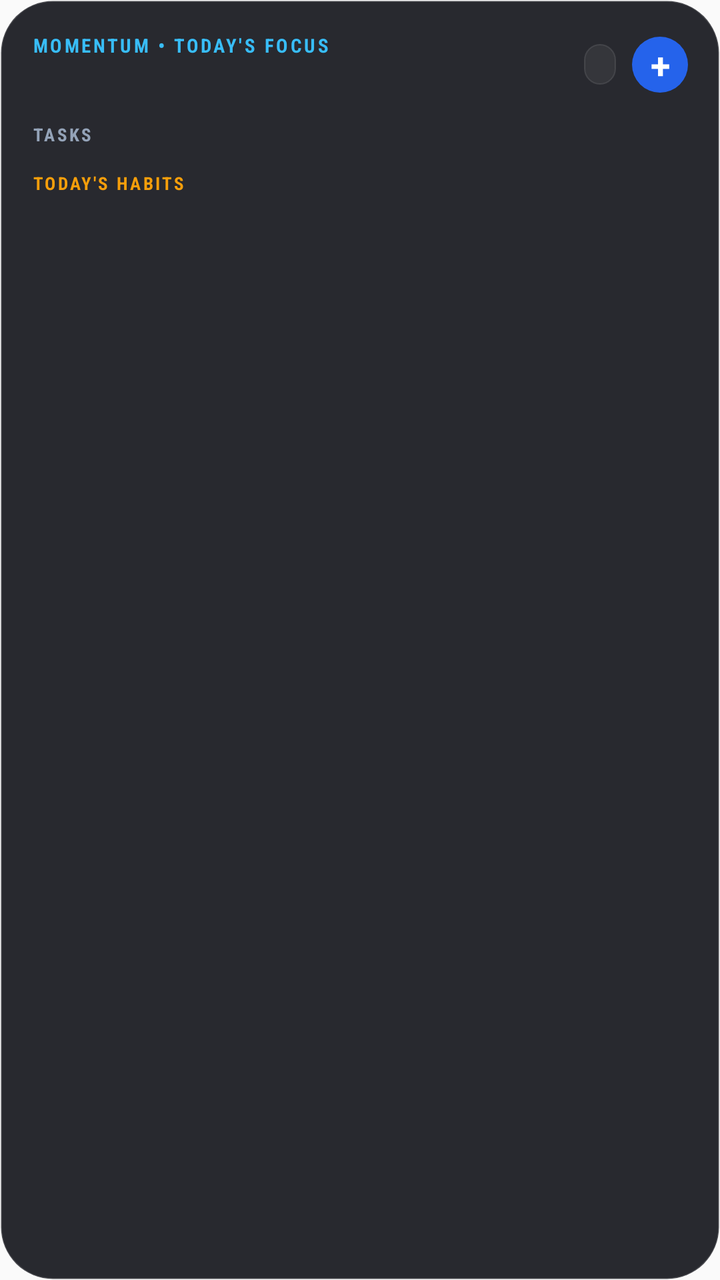
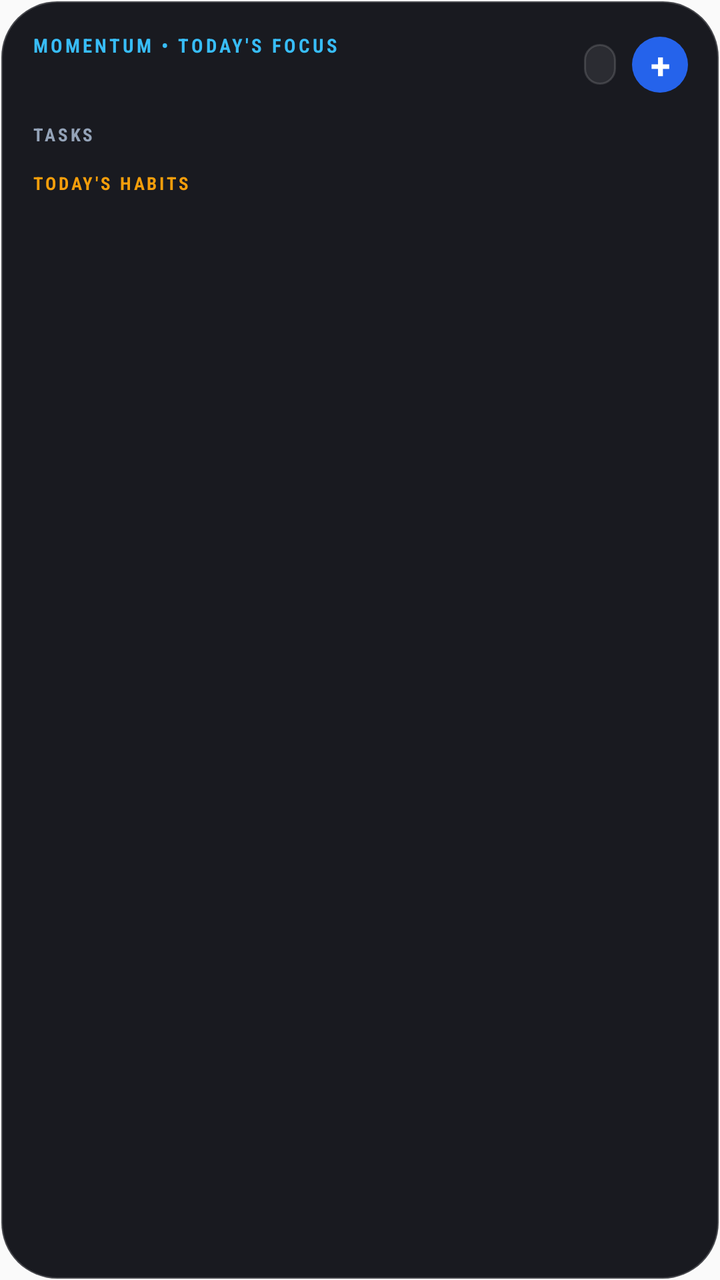

An Android layout rendered at two revisions. The XML below is the earlier revision; the diff shows what the commit changed to produce the second picture.
<!-- AndroidManifest.xml: application theme AppTheme -->
<!-- res/layout/widget_today.xml -->
<?xml version="1.0" encoding="utf-8"?>
<LinearLayout xmlns:android="http://schemas.android.com/apk/res/android"
    android:id="@+id/widget_root"
    android:layout_width="match_parent"
    android:layout_height="match_parent"
    android:background="@drawable/widget_background"
    android:orientation="vertical"
    android:padding="16dp">

    
    <RelativeLayout
        android:layout_width="match_parent"
        android:layout_height="wrap_content"
        android:layout_marginBottom="8dp">

        <LinearLayout
            android:layout_width="wrap_content"
            android:layout_height="wrap_content"
            android:layout_alignParentStart="true"
            android:layout_centerVertical="true"
            android:orientation="vertical">

            <TextView
                android:id="@+id/widget_header_title"
                android:layout_width="wrap_content"
                android:layout_height="wrap_content"
                android:text="MOMENTUM • TODAY'S FOCUS"
                android:fontFamily="sans-serif-condensed"
                android:textColor="#38BDF8"
                android:textSize="9.5sp"
                android:textStyle="bold"
                android:letterSpacing="0.12" />

            <TextView
                android:id="@+id/widget_header_date"
                android:layout_width="wrap_content"
                android:layout_height="wrap_content"
                android:layout_marginTop="1dp"
                android:textColor="#FFFFFF"
                android:textSize="14sp"
                android:fontFamily="sans-serif-black" />
        </LinearLayout>

        <LinearLayout
            android:layout_width="wrap_content"
            android:layout_height="wrap_content"
            android:layout_alignParentEnd="true"
            android:layout_centerVertical="true"
            android:gravity="center_vertical"
            android:orientation="horizontal">

            <TextView
                android:id="@+id/widget_count_badge"
                android:layout_width="wrap_content"
                android:layout_height="wrap_content"
                android:layout_marginEnd="8dp"
                android:background="@drawable/widget_item_bg"
                android:paddingStart="8dp"
                android:paddingTop="3dp"
                android:paddingEnd="8dp"
                android:paddingBottom="3dp"
                android:textColor="#E2E8F0"
                android:textSize="10.5sp"
                android:fontFamily="sans-serif-medium"
                android:textStyle="bold" />

            
            <TextView
                android:id="@+id/widget_btn_add"
                android:layout_width="28dp"
                android:layout_height="28dp"
                android:background="@drawable/widget_add_btn_bg"
                android:gravity="center"
                android:text="+"
                android:textColor="#FFFFFF"
                android:textSize="18sp"
                android:textStyle="bold" />
        </LinearLayout>
    </RelativeLayout>

    
    <LinearLayout
        android:id="@+id/widget_empty_view"
        android:layout_width="match_parent"
        android:layout_height="wrap_content"
        android:gravity="center"
        android:orientation="vertical"
        android:padding="16dp"
        android:visibility="gone">

        <TextView
            android:layout_width="wrap_content"
            android:layout_height="wrap_content"
            android:text="✨ All blocks clear!"
            android:textColor="#34D399"
            android:textSize="14sp"
            android:textStyle="bold" />

        <TextView
            android:id="@+id/widget_empty_subtitle"
            android:layout_width="wrap_content"
            android:layout_height="wrap_content"
            android:layout_marginTop="2dp"
            android:text="Tap + to schedule next task"
            android:textColor="#94A3B8"
            android:textSize="11sp" />
    </LinearLayout>

    
    <TextView
        android:id="@+id/label_section_tasks"
        android:layout_width="wrap_content"
        android:layout_height="wrap_content"
        android:layout_marginTop="4dp"
        android:layout_marginBottom="4dp"
        android:text="TASKS"
        android:fontFamily="sans-serif-condensed"
        android:textColor="#94A3B8"
        android:textSize="9sp"
        android:textStyle="bold"
        android:letterSpacing="0.12" />

    
    <RelativeLayout
        android:id="@+id/widget_row_1"
        android:layout_width="match_parent"
        android:layout_height="wrap_content"
        android:background="@drawable/widget_now_bg"
        android:padding="8dp"
        android:visibility="gone">

        <TextView
            android:id="@+id/widget_check_1"
            android:layout_width="22dp"
            android:layout_height="22dp"
            android:layout_alignParentStart="true"
            android:layout_centerVertical="true"
            android:background="@drawable/widget_checkbox_bg"
            android:gravity="center"
            android:textColor="#FFFFFF"
            android:textSize="11sp"
            android:textStyle="bold" />

        <LinearLayout
            android:id="@+id/widget_content_1"
            android:layout_width="match_parent"
            android:layout_height="wrap_content"
            android:layout_centerVertical="true"
            android:layout_marginStart="9dp"
            android:layout_toEndOf="@id/widget_check_1"
            android:orientation="vertical">

            <TextView
                android:id="@+id/widget_title_1"
                android:layout_width="match_parent"
                android:layout_height="wrap_content"
                android:ellipsize="end"
                android:maxLines="1"
                android:textColor="#FFFFFF"
                android:textSize="12.5sp"
                android:textStyle="bold" />

            <TextView
                android:id="@+id/widget_meta_1"
                android:layout_width="match_parent"
                android:layout_height="wrap_content"
                android:layout_marginTop="1dp"
                android:ellipsize="end"
                android:maxLines="1"
                android:textColor="#7DD3FC"
                android:textSize="10sp" />
        </LinearLayout>
    </RelativeLayout>

    
    <RelativeLayout
        android:id="@+id/widget_row_2"
        android:layout_width="match_parent"
        android:layout_height="wrap_content"
        android:layout_marginTop="5dp"
        android:background="@drawable/widget_item_bg"
        android:padding="8dp"
        android:visibility="gone">

        <TextView
            android:id="@+id/widget_check_2"
            android:layout_width="22dp"
            android:layout_height="22dp"
            android:layout_alignParentStart="true"
            android:layout_centerVertical="true"
            android:background="@drawable/widget_checkbox_bg"
            android:gravity="center"
            android:textColor="#FFFFFF"
            android:textSize="11sp"
            android:textStyle="bold" />

        <LinearLayout
            android:id="@+id/widget_content_2"
            android:layout_width="match_parent"
            android:layout_height="wrap_content"
            android:layout_centerVertical="true"
            android:layout_marginStart="9dp"
            android:layout_toEndOf="@id/widget_check_2"
            android:orientation="vertical">

            <TextView
                android:id="@+id/widget_title_2"
                android:layout_width="match_parent"
                android:layout_height="wrap_content"
                android:ellipsize="end"
                android:maxLines="1"
                android:textColor="#F1F5F9"
                android:textSize="12.5sp"
                android:textStyle="bold" />

            <TextView
                android:id="@+id/widget_meta_2"
                android:layout_width="match_parent"
                android:layout_height="wrap_content"
                android:layout_marginTop="1dp"
                android:ellipsize="end"
                android:maxLines="1"
                android:textColor="#94A3B8"
                android:textSize="10sp" />
        </LinearLayout>
    </RelativeLayout>

    
    <RelativeLayout
        android:id="@+id/widget_row_3"
        android:layout_width="match_parent"
        android:layout_height="wrap_content"
        android:layout_marginTop="5dp"
        android:background="@drawable/widget_item_bg"
        android:padding="8dp"
        android:visibility="gone">

        <TextView
            android:id="@+id/widget_check_3"
            android:layout_width="22dp"
            android:layout_height="22dp"
            android:layout_alignParentStart="true"
            android:layout_centerVertical="true"
            android:background="@drawable/widget_checkbox_bg"
            android:gravity="center"
            android:textColor="#FFFFFF"
            android:textSize="11sp"
            android:textStyle="bold" />

        <LinearLayout
            android:id="@+id/widget_content_3"
            android:layout_width="match_parent"
            android:layout_height="wrap_content"
            android:layout_centerVertical="true"
            android:layout_marginStart="9dp"
            android:layout_toEndOf="@id/widget_check_3"
            android:orientation="vertical">

            <TextView
                android:id="@+id/widget_title_3"
                android:layout_width="match_parent"
                android:layout_height="wrap_content"
                android:ellipsize="end"
                android:maxLines="1"
                android:textColor="#F1F5F9"
                android:textSize="12.5sp"
                android:textStyle="bold" />

            <TextView
                android:id="@+id/widget_meta_3"
                android:layout_width="match_parent"
                android:layout_height="wrap_content"
                android:layout_marginTop="1dp"
                android:ellipsize="end"
                android:maxLines="1"
                android:textColor="#94A3B8"
                android:textSize="10sp" />
        </LinearLayout>
    </RelativeLayout>

    
    <TextView
        android:id="@+id/label_section_habits"
        android:layout_width="wrap_content"
        android:layout_height="wrap_content"
        android:layout_marginTop="8dp"
        android:layout_marginBottom="4dp"
        android:text="TODAY'S HABITS"
        android:fontFamily="sans-serif-condensed"
        android:textColor="#F59E0B"
        android:textSize="9sp"
        android:textStyle="bold"
        android:letterSpacing="0.12" />

    
    <RelativeLayout
        android:id="@+id/widget_habit_row_1"
        android:layout_width="match_parent"
        android:layout_height="wrap_content"
        android:background="@drawable/widget_item_bg"
        android:padding="8dp"
        android:visibility="gone">

        <TextView
            android:id="@+id/widget_habit_check_1"
            android:layout_width="22dp"
            android:layout_height="22dp"
            android:layout_alignParentStart="true"
            android:layout_centerVertical="true"
            android:background="@drawable/widget_checkbox_bg"
            android:gravity="center"
            android:textColor="#FFFFFF"
            android:textSize="11sp"
            android:textStyle="bold" />

        <TextView
            android:id="@+id/widget_habit_title_1"
            android:layout_width="match_parent"
            android:layout_height="wrap_content"
            android:layout_centerVertical="true"
            android:layout_marginStart="9dp"
            android:layout_toEndOf="@id/widget_habit_check_1"
            android:layout_toStartOf="@+id/widget_habit_streak_1"
            android:ellipsize="end"
            android:maxLines="1"
            android:textColor="#F1F5F9"
            android:textSize="12sp"
            android:textStyle="bold" />

        <TextView
            android:id="@+id/widget_habit_streak_1"
            android:layout_width="wrap_content"
            android:layout_height="wrap_content"
            android:layout_alignParentEnd="true"
            android:layout_centerVertical="true"
            android:textColor="#FBBF24"
            android:textSize="11sp"
            android:textStyle="bold" />
    </RelativeLayout>

    
    <RelativeLayout
        android:id="@+id/widget_habit_row_2"
        android:layout_width="match_parent"
        android:layout_height="wrap_content"
        android:layout_marginTop="5dp"
        android:background="@drawable/widget_item_bg"
        android:padding="8dp"
        android:visibility="gone">

        <TextView
            android:id="@+id/widget_habit_check_2"
            android:layout_width="22dp"
            android:layout_height="22dp"
            android:layout_alignParentStart="true"
            android:layout_centerVertical="true"
            android:background="@drawable/widget_checkbox_bg"
            android:gravity="center"
            android:textColor="#FFFFFF"
            android:textSize="11sp"
            android:textStyle="bold" />

        <TextView
            android:id="@+id/widget_habit_title_2"
            android:layout_width="match_parent"
            android:layout_height="wrap_content"
            android:layout_centerVertical="true"
            android:layout_marginStart="9dp"
            android:layout_toEndOf="@id/widget_habit_check_2"
            android:layout_toStartOf="@+id/widget_habit_streak_2"
            android:ellipsize="end"
            android:maxLines="1"
            android:textColor="#F1F5F9"
            android:textSize="12sp"
            android:textStyle="bold" />

        <TextView
            android:id="@+id/widget_habit_streak_2"
            android:layout_width="wrap_content"
            android:layout_height="wrap_content"
            android:layout_alignParentEnd="true"
            android:layout_centerVertical="true"
            android:textColor="#FBBF24"
            android:textSize="11sp"
            android:textStyle="bold" />
    </RelativeLayout>

    
    <TextView
        android:id="@+id/widget_overflow_text"
        android:layout_width="match_parent"
        android:layout_height="wrap_content"
        android:layout_marginTop="6dp"
        android:gravity="end"
        android:text=""
        android:textColor="#94A3B8"
        android:textSize="10sp"
        android:visibility="gone" />

</LinearLayout>
<!-- resources referenced by this layout -->
<resources>
  <!-- drawable widget_add_btn_bg (drawable) -->
  <?xml version="1.0" encoding="utf-8"?>
  <shape xmlns:android="http://schemas.android.com/apk/res/android" android:shape="oval">
      <solid android:color="#2563EB" />
      <size android:width="28dp" android:height="28dp" />
  </shape>
  <!-- drawable widget_background (drawable) -->
  <?xml version="1.0" encoding="utf-8"?>
  <shape xmlns:android="http://schemas.android.com/apk/res/android" android:shape="rectangle">
      <solid android:color="#E612131A" />
      <corners android:radius="26dp" />
      <stroke android:width="1dp" android:color="#28FFFFFF" />
  </shape>
  <!-- drawable widget_checkbox_bg (drawable) -->
  <?xml version="1.0" encoding="utf-8"?>
  <shape xmlns:android="http://schemas.android.com/apk/res/android" android:shape="oval">
      <stroke android:width="1.8dp" android:color="#4A5568" />
      <solid android:color="#1A202C" />
      <size android:width="22dp" android:height="22dp" />
  </shape>
  <!-- drawable widget_item_bg (drawable) -->
  <?xml version="1.0" encoding="utf-8"?>
  <shape xmlns:android="http://schemas.android.com/apk/res/android" android:shape="rectangle">
      <solid android:color="#0FFFFFFF" />
      <corners android:radius="14dp" />
      <stroke android:width="0.8dp" android:color="#1AFFFFFF" />
  </shape>
  <!-- drawable widget_now_bg (drawable) -->
  <?xml version="1.0" encoding="utf-8"?>
  <shape xmlns:android="http://schemas.android.com/apk/res/android" android:shape="rectangle">
      <solid android:color="#2438BDF8" />
      <corners android:radius="14dp" />
      <stroke android:width="1.2dp" android:color="#6638BDF8" />
  </shape>
  <style name="AppTheme" parent="Theme.AppCompat.Light.DarkActionBar">
          
          <item name="colorPrimary">@color/colorPrimary</item>
          <item name="colorPrimaryDark">@color/colorPrimaryDark</item>
          <item name="colorAccent">@color/colorAccent</item>
      </style>
</resources>

<!-- the commit's change to res/layout/widget_today.xml (unified diff, before → after) -->
@@ -11,7 +11,7 @@
     <RelativeLayout
         android:layout_width="match_parent"
         android:layout_height="wrap_content"
-        android:layout_marginBottom="8dp">
+        android:layout_marginBottom="10dp">
 
         <LinearLayout
             android:layout_width="wrap_content"
@@ -29,7 +29,7 @@
                 android:textColor="#38BDF8"
                 android:textSize="9.5sp"
                 android:textStyle="bold"
-                android:letterSpacing="0.12" />
+                android:letterSpacing="0.14" />
 
             <TextView
                 android:id="@+id/widget_header_date"
@@ -111,14 +111,14 @@
         android:id="@+id/label_section_tasks"
         android:layout_width="wrap_content"
         android:layout_height="wrap_content"
-        android:layout_marginTop="4dp"
+        android:layout_marginTop="2dp"
         android:layout_marginBottom="4dp"
         android:text="TASKS"
         android:fontFamily="sans-serif-condensed"
         android:textColor="#94A3B8"
         android:textSize="9sp"
         android:textStyle="bold"
-        android:letterSpacing="0.12" />
+        android:letterSpacing="0.14" />
 
     
     <RelativeLayout
@@ -146,7 +146,7 @@
             android:layout_width="match_parent"
             android:layout_height="wrap_content"
             android:layout_centerVertical="true"
-            android:layout_marginStart="9dp"
+            android:layout_marginStart="10dp"
             android:layout_toEndOf="@id/widget_check_1"
             android:orientation="vertical">
 
@@ -199,7 +199,7 @@
             android:layout_width="match_parent"
             android:layout_height="wrap_content"
             android:layout_centerVertical="true"
-            android:layout_marginStart="9dp"
+            android:layout_marginStart="10dp"
             android:layout_toEndOf="@id/widget_check_2"
             android:orientation="vertical">
 
@@ -252,7 +252,7 @@
             android:layout_width="match_parent"
             android:layout_height="wrap_content"
             android:layout_centerVertical="true"
-            android:layout_marginStart="9dp"
+            android:layout_marginStart="10dp"
             android:layout_toEndOf="@id/widget_check_3"
             android:orientation="vertical">
 
@@ -290,7 +290,7 @@
         android:textColor="#F59E0B"
         android:textSize="9sp"
         android:textStyle="bold"
-        android:letterSpacing="0.12" />
+        android:letterSpacing="0.14" />
 
     
     <RelativeLayout
@@ -318,7 +318,7 @@
             android:layout_width="match_parent"
             android:layout_height="wrap_content"
             android:layout_centerVertical="true"
-            android:layout_marginStart="9dp"
+            android:layout_marginStart="10dp"
             android:layout_toEndOf="@id/widget_habit_check_1"
             android:layout_toStartOf="@+id/widget_habit_streak_1"
             android:ellipsize="end"
@@ -365,7 +365,7 @@
             android:layout_width="match_parent"
             android:layout_height="wrap_content"
             android:layout_centerVertical="true"
-            android:layout_marginStart="9dp"
+            android:layout_marginStart="10dp"
             android:layout_toEndOf="@id/widget_habit_check_2"
             android:layout_toStartOf="@+id/widget_habit_streak_2"
             android:ellipsize="end"
<!-- resource entries referenced after the edit -->
@@ -9,9 +9,9 @@
   <!-- drawable widget_background (drawable) -->
   <?xml version="1.0" encoding="utf-8"?>
   <shape xmlns:android="http://schemas.android.com/apk/res/android" android:shape="rectangle">
-      <solid android:color="#E612131A" />
-      <corners android:radius="26dp" />
-      <stroke android:width="1dp" android:color="#28FFFFFF" />
+      <solid android:color="#F20D0E15" />
+      <corners android:radius="28dp" />
+      <stroke android:width="1.2dp" android:color="#33FFFFFF" />
   </shape>
   <!-- drawable widget_checkbox_bg (drawable) -->
   <?xml version="1.0" encoding="utf-8"?>
@@ -23,16 +23,16 @@
   <!-- drawable widget_item_bg (drawable) -->
   <?xml version="1.0" encoding="utf-8"?>
   <shape xmlns:android="http://schemas.android.com/apk/res/android" android:shape="rectangle">
-      <solid android:color="#0FFFFFFF" />
-      <corners android:radius="14dp" />
-      <stroke android:width="0.8dp" android:color="#1AFFFFFF" />
+      <solid android:color="#14FFFFFF" />
+      <corners android:radius="16dp" />
+      <stroke android:width="1dp" android:color="#24FFFFFF" />
   </shape>
   <!-- drawable widget_now_bg (drawable) -->
   <?xml version="1.0" encoding="utf-8"?>
   <shape xmlns:android="http://schemas.android.com/apk/res/android" android:shape="rectangle">
-      <solid android:color="#2438BDF8" />
-      <corners android:radius="14dp" />
-      <stroke android:width="1.2dp" android:color="#6638BDF8" />
+      <solid android:color="#260284C7" />
+      <corners android:radius="16dp" />
+      <stroke android:width="1.4dp" android:color="#8038BDF8" />
   </shape>
   <style name="AppTheme" parent="Theme.AppCompat.Light.DarkActionBar">
           
